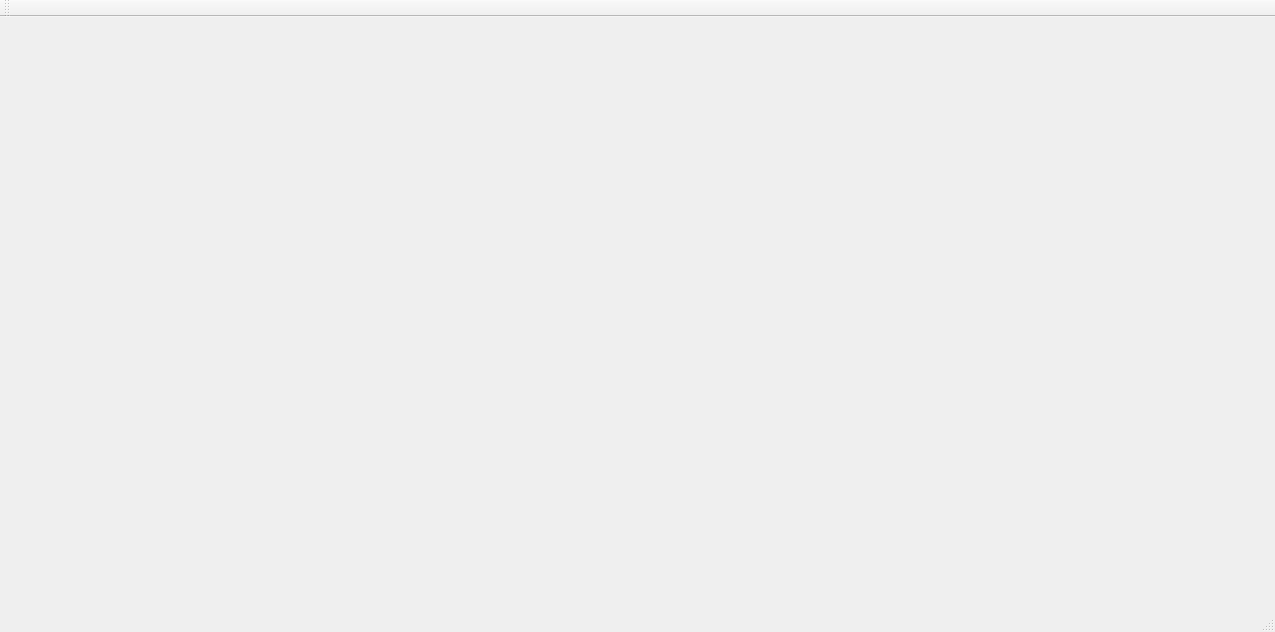
AlexandrSachkov/NonLinearEngine, file Editor/NLE_Editor/mainwindow.ui: the form before one commit.
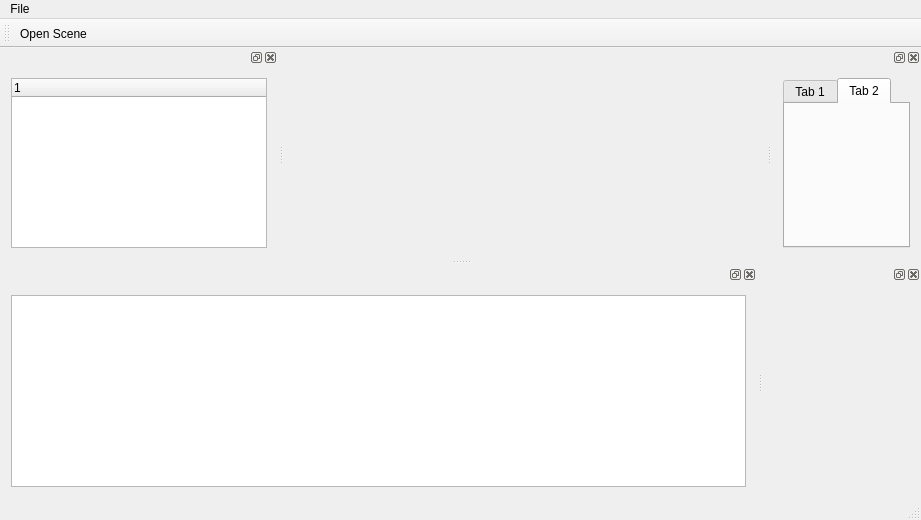
The form after the commit.

Commit message: editor ui prototyping and styling

What changed in the file:
```diff
--- a/Editor/NLE_Editor/mainwindow.ui
+++ b/Editor/NLE_Editor/mainwindow.ui
@@ -6,8 +6,8 @@
    <rect>
     <x>0</x>
     <y>0</y>
-    <width>1275</width>
-    <height>632</height>
+    <width>921</width>
+    <height>520</height>
    </rect>
   </property>
   <property name="windowTitle">
@@ -19,10 +19,23 @@
     <rect>
      <x>0</x>
      <y>0</y>
-     <width>1275</width>
+     <width>921</width>
      <height>21</height>
     </rect>
    </property>
+   <widget class="QMenu" name="menuFile">
+    <property name="title">
+     <string>File</string>
+    </property>
+    <widget class="QMenu" name="menuOpen">
+     <property name="title">
+      <string>Open...</string>
+     </property>
+     <addaction name="actionScene"/>
+    </widget>
+    <addaction name="menuOpen"/>
+   </widget>
+   <addaction name="menuFile"/>
   </widget>
   <widget class="QToolBar" name="mainToolBar">
    <attribute name="toolBarArea">
@@ -31,8 +44,113 @@
    <attribute name="toolBarBreak">
     <bool>false</bool>
    </attribute>
+   <addaction name="actionScene"/>
   </widget>
   <widget class="QStatusBar" name="statusBar"/>
+  <widget class="QDockWidget" name="dockWidget">
+   <property name="allowedAreas">
+    <set>Qt::LeftDockWidgetArea</set>
+   </property>
+   <attribute name="dockWidgetArea">
+    <number>1</number>
+   </attribute>
+   <widget class="QWidget" name="dockWidgetContents">
+    <layout class="QGridLayout" name="gridLayout_3">
+     <item row="0" column="0">
+      <widget class="QTreeWidget" name="treeWidget">
+       <column>
+        <property name="text">
+         <string notr="true">1</string>
+        </property>
+       </column>
+      </widget>
+     </item>
+    </layout>
+   </widget>
+  </widget>
+  <widget class="QDockWidget" name="consoleDock">
+   <property name="minimumSize">
+    <size>
+     <width>95</width>
+     <height>111</height>
+    </size>
+   </property>
+   <property name="baseSize">
+    <size>
+     <width>80</width>
+     <height>80</height>
+    </size>
+   </property>
+   <property name="accessibleName">
+    <string/>
+   </property>
+   <property name="allowedAreas">
+    <set>Qt::BottomDockWidgetArea</set>
+   </property>
+   <attribute name="dockWidgetArea">
+    <number>8</number>
+   </attribute>
+   <widget class="QWidget" name="dockWidgetContents_3">
+    <layout class="QGridLayout" name="gridLayout">
+     <item row="0" column="0">
+      <widget class="QTextBrowser" name="console">
+       <property name="font">
+        <font>
+         <family>Times New Roman</family>
+         <pointsize>12</pointsize>
+         <weight>75</weight>
+         <bold>true</bold>
+        </font>
+       </property>
+       <property name="html">
+        <string>&lt;!DOCTYPE HTML PUBLIC &quot;-//W3C//DTD HTML 4.0//EN&quot; &quot;http://www.w3.org/TR/REC-html40/strict.dtd&quot;&gt;
+&lt;html&gt;&lt;head&gt;&lt;meta name=&quot;qrichtext&quot; content=&quot;1&quot; /&gt;&lt;style type=&quot;text/css&quot;&gt;
+p, li { white-space: pre-wrap; }
+&lt;/style&gt;&lt;/head&gt;&lt;body style=&quot; font-family:'Times New Roman'; font-size:12pt; font-weight:600; font-style:normal;&quot;&gt;
+&lt;p style=&quot;-qt-paragraph-type:empty; margin-top:0px; margin-bottom:0px; margin-left:0px; margin-right:0px; -qt-block-indent:0; text-indent:0px; font-family:'MS Shell Dlg 2'; font-size:8.25pt; font-weight:400;&quot;&gt;&lt;br /&gt;&lt;/p&gt;&lt;/body&gt;&lt;/html&gt;</string>
+       </property>
+      </widget>
+     </item>
+    </layout>
+   </widget>
+  </widget>
+  <widget class="QDockWidget" name="dockWidget_4">
+   <attribute name="dockWidgetArea">
+    <number>8</number>
+   </attribute>
+   <widget class="QWidget" name="dockWidgetContents_4"/>
+  </widget>
+  <widget class="QDockWidget" name="dockWidget_5">
+   <attribute name="dockWidgetArea">
+    <number>2</number>
+   </attribute>
+   <widget class="QWidget" name="dockWidgetContents_6">
+    <layout class="QGridLayout" name="gridLayout_2">
+     <item row="0" column="0">
+      <widget class="QTabWidget" name="tabWidget">
+       <property name="currentIndex">
+        <number>1</number>
+       </property>
+       <widget class="QWidget" name="tab">
+        <attribute name="title">
+         <string>Tab 1</string>
+        </attribute>
+       </widget>
+       <widget class="QWidget" name="tab_2">
+        <attribute name="title">
+         <string>Tab 2</string>
+        </attribute>
+       </widget>
+      </widget>
+     </item>
+    </layout>
+   </widget>
+  </widget>
+  <action name="actionScene">
+   <property name="text">
+    <string>Open Scene</string>
+   </property>
+  </action>
  </widget>
  <layoutdefault spacing="6" margin="11"/>
  <resources/>
```
The commit also changes 4 other files.
